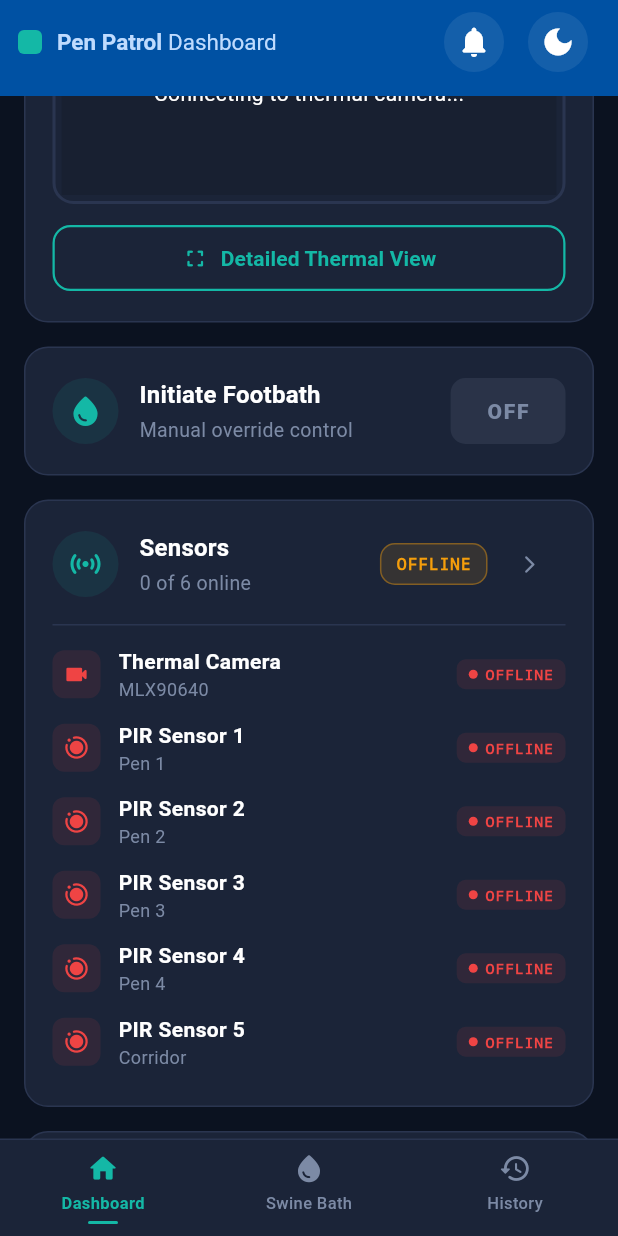
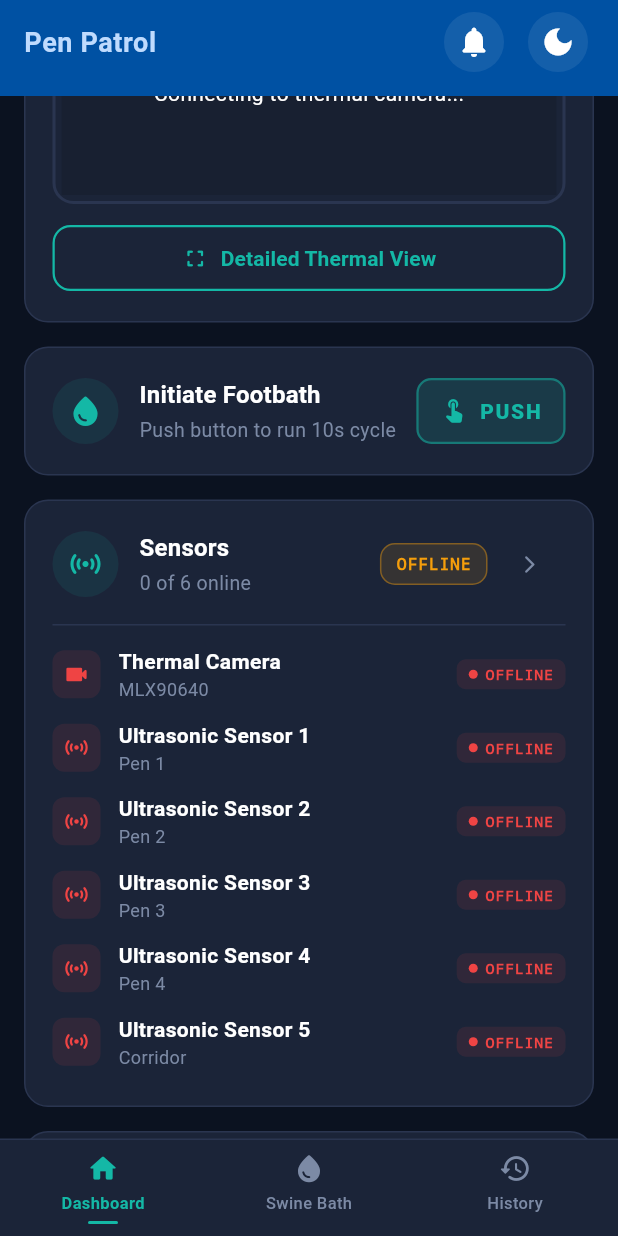
Before and after one commit to samuel-2504/penpatrol, a Flutter app: the screen it shows after launch, scrolled down 576 dp, on a phone screen of 412 x 824 dp. Run offline on Flutter 3.47's test engine with Material 3 defaults, Android fonts, the phone set to English and light mode, and no system bars; our stand-ins replace firebase_core, firebase_database, shared_preferences; accounts and stored records are empty.

Commit message:
Pir to Ultrasonic

```diff
--- a/lib/providers/alerts_provider.dart
+++ b/lib/providers/alerts_provider.dart
@@ -1,4 +1,5 @@
 import 'package:flutter/material.dart';
+import 'package:firebase_core/firebase_core.dart';
 import 'package:firebase_database/firebase_database.dart';
 import '../models/alert.dart';
 
@@ -8,7 +9,11 @@ class AlertsProvider extends ChangeNotifier {
   String? _errorMessage;
 
   // Firebase Realtime Database reference for alerts
-  final DatabaseReference _db = FirebaseDatabase.instance.ref('alerts');
+  final DatabaseReference _db = FirebaseDatabase.instanceFor(
+    app: Firebase.app(),
+    databaseURL:
+        'https://pen-patrol-db-default-rtdb.asia-southeast1.firebasedatabase.app/',
+  ).ref('alerts');
 
   List<Alert> get alerts => List.unmodifiable(_alerts);
   bool get isLoading => _isLoading;
--- a/lib/providers/dashboard_provider.dart
+++ b/lib/providers/dashboard_provider.dart
@@ -1,15 +1,23 @@
 import 'dart:async';
 import 'package:flutter/material.dart';
+import 'package:firebase_core/firebase_core.dart';
 import 'package:firebase_database/firebase_database.dart';
 
 class DashboardProvider extends ChangeNotifier {
-  final DatabaseReference _dbRef = FirebaseDatabase.instance.ref();
+  final DatabaseReference _dbRef = FirebaseDatabase.instanceFor(
+    app: Firebase.app(),
+    databaseURL:
+        'https://pen-patrol-db-default-rtdb.asia-southeast1.firebasedatabase.app/',
+  ).ref();
 
   StreamSubscription<DatabaseEvent>? _thermalSub;
   StreamSubscription<DatabaseEvent>? _tunnelSub;
   StreamSubscription<DatabaseEvent>? _footBathSub;
   StreamSubscription<DatabaseEvent>? _swineBathSub;
   StreamSubscription<DatabaseEvent>? _hardwareSub;
+
+  Timer? _footBathTimer;
+  int footBathRemainingSeconds = 0;
 
   // --- HARDWARE CONNECTION STATUSES ---
   bool pump1PenConn = false;
@@ -19,12 +27,19 @@ class DashboardProvider extends ChangeNotifier {
   bool valve3FBathConn = false;
   bool pump1TunnelConn = false;
 
-  bool pir1Conn = false;
-  bool pir2Conn = false;
-  bool pir3Conn = false;
-  bool pir4Conn = false;
-  bool pir5Conn = false;
+  bool ultrasonic1Conn = false;
+  bool ultrasonic2Conn = false;
+  bool ultrasonic3Conn = false;
+  bool ultrasonic4Conn = false;
+  bool ultrasonic5Conn = false;
   bool mlx90640Conn = false;
+
+  // Backward compatibility getters
+  bool get pir1Conn => ultrasonic1Conn;
+  bool get pir2Conn => ultrasonic2Conn;
+  bool get pir3Conn => ultrasonic3Conn;
+  bool get pir4Conn => ultrasonic4Conn;
+  bool get pir5Conn => ultrasonic5Conn;
 
   // --- OPERATIONAL STATES ---
   bool footBathOn = false;
@@ -52,11 +67,11 @@ class DashboardProvider extends ChangeNotifier {
         valve3FBathConn = (data['valve3_fBath'] as bool?) ?? false;
         pump1TunnelConn = (data['pump1_tunnel'] as bool?) ?? false;
 
-        pir1Conn = (data['pir_1'] as bool?) ?? false;
-        pir2Conn = (data['pir_2'] as bool?) ?? false;
-        pir3Conn = (data['pir_3'] as bool?) ?? false;
-        pir4Conn = (data['pir_4'] as bool?) ?? false;
-        pir5Conn = (data['pir_5'] as bool?) ?? false;
+        ultrasonic1Conn = ((data['ultrasonic_1'] ?? data['pir_1']) as bool?) ?? false;
+        ultrasonic2Conn = ((data['ultrasonic_2'] ?? data['pir_2']) as bool?) ?? false;
+        ultrasonic3Conn = ((data['ultrasonic_3'] ?? data['pir_3']) as bool?) ?? false;
+        ultrasonic4Conn = ((data['ultrasonic_4'] ?? data['pir_4']) as bool?) ?? false;
+        ultrasonic5Conn = ((data['ultrasonic_5'] ?? data['pir_5']) as bool?) ?? false;
         mlx90640Conn = (data['mlx90640'] as bool?) ?? false;
 
         notifyListeners();
@@ -70,8 +85,9 @@ class DashboardProvider extends ChangeNotifier {
         temperature = (data['avg_temp'] as num?)?.toDouble() ?? temperature;
         humidity = (data['humidity'] as num?)?.toDouble() ?? humidity;
 
-        if (data['grid'] is List) {
-          thermalGrid = (data['grid'] as List)
+        final rawGrid = (data['grid'] ?? data['frame']) as List?;
+        if (rawGrid != null) {
+          thermalGrid = rawGrid
               .map((e) => (e as num).toDouble())
               .toList();
         }
@@ -92,7 +108,13 @@ class DashboardProvider extends ChangeNotifier {
     _footBathSub = _dbRef.child('controls/foot_bath').onValue.listen((event) {
       if (event.snapshot.value is Map) {
         final data = Map<String, dynamic>.from(event.snapshot.value as Map);
-        footBathOn = (data['active'] as bool?) ?? false;
+        final bool active = (data['active'] as bool?) ?? false;
+        if (!active && footBathOn && _footBathTimer != null) {
+          _footBathTimer?.cancel();
+          _footBathTimer = null;
+          footBathRemainingSeconds = 0;
+        }
+        footBathOn = active;
         notifyListeners();
       }
     });
@@ -125,20 +147,70 @@ class DashboardProvider extends ChangeNotifier {
   }
 
   String get sensorsStatus {
-    final allConnected = pir1Conn && pir2Conn && pir3Conn && pir4Conn && pir5Conn && mlx90640Conn;
+    final allConnected = ultrasonic1Conn &&
+        ultrasonic2Conn &&
+        ultrasonic3Conn &&
+        ultrasonic4Conn &&
+        ultrasonic5Conn &&
+        mlx90640Conn;
     return allConnected ? 'READY' : 'OFFLINE';
   }
 
   // --- CONTROL COMMANDS SENT TO ARDUINO VIA FIREBASE ---
 
+  Future<void> triggerFootBath({int seconds = 10}) async {
+    _footBathTimer?.cancel();
+    footBathOn = true;
+    footBathRemainingSeconds = seconds;
+    notifyListeners();
+
+    try {
+      await _dbRef.child('controls/foot_bath').set({
+        'active': true,
+        'pump2_tunnel': true,
+        'valve3_fBath': 180, // 180 degrees customized servo
+      });
+    } catch (e) {
+      debugPrint('Error triggering foot bath: $e');
+    }
+
+    _footBathTimer = Timer.periodic(const Duration(seconds: 1), (timer) async {
+      if (footBathRemainingSeconds > 1) {
+        footBathRemainingSeconds--;
+        notifyListeners();
+      } else {
+        timer.cancel();
+        _footBathTimer = null;
+        footBathRemainingSeconds = 0;
+        await stopFootBath();
+      }
+    });
+  }
+
+  Future<void> stopFootBath() async {
+    _footBathTimer?.cancel();
+    _footBathTimer = null;
+    footBathRemainingSeconds = 0;
+    footBathOn = false;
+    notifyListeners();
+
+    try {
+      await _dbRef.child('controls/foot_bath').set({
+        'active': false,
+        'pump2_tunnel': false,
+        'valve3_fBath': 0,
+      });
+    } catch (e) {
+      debugPrint('Error stopping foot bath: $e');
+    }
+  }
+
   Future<void> toggleFootBath(bool v) async {
-    footBathOn = v;
-    notifyListeners();
-    await _dbRef.child('controls/foot_bath').set({
-      'active': v,
-      'pump2_tunnel': v,
-      'valve3_fBath': v ? 180 : 0, // 180 degrees customized servo
-    });
+    if (v) {
+      await triggerFootBath(seconds: 10);
+    } else {
+      await stopFootBath();
+    }
   }
 
   // Trigger 5-Second System Diagnostic Test
@@ -172,6 +244,7 @@ class DashboardProvider extends ChangeNotifier {
 
   @override
   void dispose() {
+    _footBathTimer?.cancel();
     _hardwareSub?.cancel();
     _thermalSub?.cancel();
     _tunnelSub?.cancel();
--- a/lib/providers/history_provider.dart
+++ b/lib/providers/history_provider.dart
@@ -1,10 +1,15 @@
 import 'dart:async';
 import 'package:flutter/material.dart';
+import 'package:firebase_core/firebase_core.dart';
 import 'package:firebase_database/firebase_database.dart';
 import '../models/history_log.dart';
 
 class HistoryProvider extends ChangeNotifier {
-  final DatabaseReference _dbRef = FirebaseDatabase.instance.ref();
+  final DatabaseReference _dbRef = FirebaseDatabase.instanceFor(
+    app: Firebase.app(),
+    databaseURL:
+        'https://pen-patrol-db-default-rtdb.asia-southeast1.firebasedatabase.app/',
+  ).ref();
   StreamSubscription<DatabaseEvent>? _logsSub;
 
   List<HistoryLog> _logs = [];
--- a/lib/providers/schedule_provider.dart
+++ b/lib/providers/schedule_provider.dart
@@ -1,10 +1,15 @@
 import 'dart:async';
 import 'package:flutter/material.dart';
+import 'package:firebase_core/firebase_core.dart';
 import 'package:firebase_database/firebase_database.dart';
 import '../models/schedule.dart';
 
 class ScheduleProvider extends ChangeNotifier {
-  final DatabaseReference _dbRef = FirebaseDatabase.instance.ref();
+  final DatabaseReference _dbRef = FirebaseDatabase.instanceFor(
+    app: Firebase.app(),
+    databaseURL:
+        'https://pen-patrol-db-default-rtdb.asia-southeast1.firebasedatabase.app/',
+  ).ref();
   StreamSubscription<DatabaseEvent>? _scheduleSub;
 
   List<Schedule> _schedules = [];
--- a/lib/screens/dashboard_screen.dart
+++ b/lib/screens/dashboard_screen.dart
@@ -25,11 +25,11 @@ class DashboardScreen extends StatelessWidget {
     final pad = Responsive.pagePadding(context);
     final activeSensors = [
       dash.mlx90640Conn,
-      dash.pir1Conn,
-      dash.pir2Conn,
-      dash.pir3Conn,
-      dash.pir4Conn,
-      dash.pir5Conn,
+      dash.ultrasonic1Conn,
+      dash.ultrasonic2Conn,
+      dash.ultrasonic3Conn,
+      dash.ultrasonic4Conn,
+      dash.ultrasonic5Conn,
     ].where((c) => c).length;
 
     return Scaffold(
@@ -167,8 +167,14 @@ class DashboardScreen extends StatelessWidget {
                               ),
                               const SizedBox(height: 2),
                               Text(
-                                'Manual override control',
-                                style: TextStyle(color: muted, fontSize: 13),
+                                dash.footBathOn
+                                    ? 'Active • ${dash.footBathRemainingSeconds}s remaining'
+                                    : 'Push button to run 10s cycle',
+                                style: TextStyle(
+                                  color: dash.footBathOn ? AppColors.teal : muted,
+                                  fontSize: 13,
+                                  fontWeight: dash.footBathOn ? FontWeight.w600 : FontWeight.normal,
+                                ),
                               ),
                             ],
                           ),
@@ -179,27 +185,46 @@ class DashboardScreen extends StatelessWidget {
                   Builder(builder: (context) {
                     final bool isActive = dash.footBathOn;
 
-                    return ElevatedButton(
+                    return ElevatedButton.icon(
                       style: ElevatedButton.styleFrom(
                         backgroundColor: isActive
                             ? AppColors.teal
-                            : muted.withValues(alpha: 0.15),
-                        foregroundColor: isActive ? Colors.white : muted,
-                        elevation: 0,
+                            : AppColors.teal.withValues(alpha: 0.15),
+                        foregroundColor: isActive ? Colors.white : AppColors.teal,
+                        elevation: isActive ? 2 : 0,
                         padding: const EdgeInsets.symmetric(
-                            horizontal: 24, vertical: 12),
+                            horizontal: 16, vertical: 12),
                         shape: RoundedRectangleBorder(
                           borderRadius: BorderRadius.circular(10),
+                          side: BorderSide(
+                            color: AppColors.teal.withValues(alpha: isActive ? 1.0 : 0.5),
+                            width: 1.5,
+                          ),
                         ),
                       ),
                       onPressed: () {
-                        context.read<DashboardProvider>().toggleFootBath(!isActive);
+                        if (isActive) {
+                          context.read<DashboardProvider>().stopFootBath();
+                        } else {
+                          context.read<DashboardProvider>().triggerFootBath(seconds: 10);
+                        }
                       },
-                      child: Text(
-                        isActive ? 'ON' : 'OFF',
+                      icon: isActive
+                          ? const SizedBox(
+                              width: 14,
+                              height: 14,
+                              child: CircularProgressIndicator(
+                                strokeWidth: 2,
+                                valueColor:
+                                    AlwaysStoppedAnimation<Color>(Colors.white),
+                              ),
+                            )
+                          : const Icon(Icons.touch_app_rounded, size: 18),
+                      label: Text(
+                        isActive ? '${dash.footBathRemainingSeconds}s' : 'PUSH',
                         style: const TextStyle(
                           fontWeight: FontWeight.w800,
-                          letterSpacing: 1.2,
+                          letterSpacing: 1.1,
                         ),
                       ),
                     );
@@ -314,34 +339,34 @@ class DashboardScreen extends StatelessWidget {
                           icon: Icons.videocam_rounded,
                         ),
                         _SensorTile(
-                          title: 'PIR Sensor 1',
+                          title: 'Ultrasonic Sensor 1',
                           subtitle: 'Pen 1',
-                          isConnected: dash.pir1Conn,
-                          icon: Icons.motion_photos_on_rounded,
+                          isConnected: dash.ultrasonic1Conn,
+                          icon: Icons.sensors_rounded,
                         ),
                         _SensorTile(
-                          title: 'PIR Sensor 2',
+                          title: 'Ultrasonic Sensor 2',
                           subtitle: 'Pen 2',
-                          isConnected: dash.pir2Conn,
-                          icon: Icons.motion_photos_on_rounded,
+                          isConnected: dash.ultrasonic2Conn,
+                          icon: Icons.sensors_rounded,
                         ),
                         _SensorTile(
-                          title: 'PIR Sensor 3',
+                          title: 'Ultrasonic Sensor 3',
                           subtitle: 'Pen 3',
-                          isConnected: dash.pir3Conn,
-                          icon: Icons.motion_photos_on_rounded,
+                          isConnected: dash.ultrasonic3Conn,
+                          icon: Icons.sensors_rounded,
                         ),
                         _SensorTile(
-                          title: 'PIR Sensor 4',
+                          title: 'Ultrasonic Sensor 4',
                           subtitle: 'Pen 4',
-                          isConnected: dash.pir4Conn,
-                          icon: Icons.motion_photos_on_rounded,
+                          isConnected: dash.ultrasonic4Conn,
+                          icon: Icons.sensors_rounded,
                         ),
                         _SensorTile(
-                          title: 'PIR Sensor 5',
+                          title: 'Ultrasonic Sensor 5',
                           subtitle: 'Corridor',
-                          isConnected: dash.pir5Conn,
-                          icon: Icons.motion_photos_on_rounded,
+                          isConnected: dash.ultrasonic5Conn,
+                          icon: Icons.sensors_rounded,
                         ),
                       ],
                     )
@@ -359,16 +384,16 @@ class DashboardScreen extends StatelessWidget {
                                 icon: Icons.videocam_rounded,
                               ),
                               _SensorTile(
-                                title: 'PIR Sensor 1',
+                                title: 'Ultrasonic Sensor 1',
                                 subtitle: 'Pen 1',
-                                isConnected: dash.pir1Conn,
-                                icon: Icons.motion_photos_on_rounded,
+                                isConnected: dash.ultrasonic1Conn,
+                                icon: Icons.sensors_rounded,
                               ),
                               _SensorTile(
-                                title: 'PIR Sensor 2',
+                                title: 'Ultrasonic Sensor 2',
                                 subtitle: 'Pen 2',
-                                isConnected: dash.pir2Conn,
-                                icon: Icons.motion_photos_on_rounded,
+                                isConnected: dash.ultrasonic2Conn,
+                                icon: Icons.sensors_rounded,
                               ),
                             ],
                           ),
@@ -378,22 +403,22 @@ class DashboardScreen extends StatelessWidget {
                           child: Column(
                             children: [
                               _SensorTile(
-                                title: 'PIR Sensor 3',
+                                title: 'Ultrasonic Sensor 3',
                                 subtitle: 'Pen 3',
-                                isConnected: dash.pir3Conn,
-                                icon: Icons.motion_photos_on_rounded,
+                                isConnected: dash.ultrasonic3Conn,
+                                icon: Icons.sensors_rounded,
                               ),
                               _SensorTile(
-                                title: 'PIR Sensor 4',
+                                title: 'Ultrasonic Sensor 4',
                                 subtitle: 'Pen 4',
-                                isConnected: dash.pir4Conn,
-                                icon: Icons.motion_photos_on_rounded,
+                                isConnected: dash.ultrasonic4Conn,
+                                icon: Icons.sensors_rounded,
                               ),
                               _SensorTile(
-                                title: 'PIR Sensor 5',
+                                title: 'Ultrasonic Sensor 5',
                                 subtitle: 'Corridor',
-                                isConnected: dash.pir5Conn,
-                                icon: Icons.motion_photos_on_rounded,
+                                isConnected: dash.ultrasonic5Conn,
+                                icon: Icons.sensors_rounded,
                               ),
                             ],
                           ),
@@ -586,11 +611,11 @@ class SensorStatusScreen extends StatelessWidget {
           padding: EdgeInsets.all(pad),
           children: [
             _buildSensorTile(context, 'Thermal Camera (MLX90640)', dash.mlx90640Conn),
-            _buildSensorTile(context, 'PIR Sensor 1 (Pen 1)', dash.pir1Conn),
-            _buildSensorTile(context, 'PIR Sensor 2 (Pen 2)', dash.pir2Conn),
-            _buildSensorTile(context, 'PIR Sensor 3 (Pen 3)', dash.pir3Conn),
-            _buildSensorTile(context, 'PIR Sensor 4 (Pen 4)', dash.pir4Conn),
-            _buildSensorTile(context, 'PIR Sensor 5 (Corridor)', dash.pir5Conn),
+            _buildSensorTile(context, 'Ultrasonic Sensor 1 (Pen 1)', dash.ultrasonic1Conn),
+            _buildSensorTile(context, 'Ultrasonic Sensor 2 (Pen 2)', dash.ultrasonic2Conn),
+            _buildSensorTile(context, 'Ultrasonic Sensor 3 (Pen 3)', dash.ultrasonic3Conn),
+            _buildSensorTile(context, 'Ultrasonic Sensor 4 (Pen 4)', dash.ultrasonic4Conn),
+            _buildSensorTile(context, 'Ultrasonic Sensor 5 (Corridor)', dash.ultrasonic5Conn),
           ],
         ),
       ),
--- a/lib/screens/thermal_view_screen.dart
+++ b/lib/screens/thermal_view_screen.dart
@@ -3,6 +3,7 @@ import 'dart:math';
 import 'dart:ui' as ui;
 import 'dart:typed_data';
 import 'package:flutter/material.dart';
+import 'package:firebase_core/firebase_core.dart';
 import 'package:firebase_database/firebase_database.dart';
 import '../theme/app_theme.dart';
 import '../widgets/title_bar.dart';
@@ -28,8 +29,11 @@ class _ThermalViewScreenState extends State<ThermalViewScreen> {
   }
 
   void _connectToFirebaseStream() {
-    final DatabaseReference ref =
-        FirebaseDatabase.instance.ref('thermal_sensor');
+    final DatabaseReference ref = FirebaseDatabase.instanceFor(
+      app: Firebase.app(),
+      databaseURL:
+          'https://pen-patrol-db-default-rtdb.asia-southeast1.firebasedatabase.app/',
+    ).ref('thermal_sensor');
 
     _thermalSubscription = ref.onValue.listen(
       (DatabaseEvent event) {
@@ -38,10 +42,14 @@ class _ThermalViewScreenState extends State<ThermalViewScreen> {
             final Map<dynamic, dynamic> dataMap =
                 event.snapshot.value as Map<dynamic, dynamic>;
 
-            final List<dynamic> rawFrame = dataMap['frame'] as List<dynamic>;
-            final num timestampRaw = dataMap['timestamp'] as num;
+            final List<dynamic>? rawFrame =
+                (dataMap['frame'] ?? dataMap['grid']) as List<dynamic>?;
+            final num timestampRaw =
+                (dataMap['timestamp'] as num?) ?? DateTime.now().millisecondsSinceEpoch;
 
-            final parsedData = rawFrame.map((e) => (e as num).toDouble()).toList();
+            if (rawFrame != null && rawFrame.isNotEmpty) {
+              final parsedData =
+                  rawFrame.map((e) => (e as num).toDouble()).toList();
 
               final dateTime = DateTime.fromMillisecondsSinceEpoch(
                   timestampRaw.toInt());
@@ -53,6 +61,7 @@ class _ThermalViewScreenState extends State<ThermalViewScreen> {
               });
 
               _generateRawImage(parsedData);
+            }
           } catch (e) {
             debugPrint('Error parsing thermal data: $e');
           }
--- a/lib/widgets/title_bar.dart
+++ b/lib/widgets/title_bar.dart
@@ -8,13 +8,13 @@ import '../screens/alerts_screen.dart';
 /// Custom app bar used on every non-splash screen.
 /// Background is a constant deep blue regardless of theme.
 class TitleBar extends StatelessWidget implements PreferredSizeWidget {
-  final String screenName;
+  final String? screenName;
   final Widget? leading;
   final bool showNotifications;
 
   const TitleBar({
     super.key,
-    required this.screenName,
+    this.screenName,
     this.leading,
     this.showNotifications = true,
   });
@@ -31,44 +31,21 @@ class TitleBar extends StatelessWidget implements PreferredSizeWidget {
       backgroundColor: AppColors.titleBarBlue,
       elevation: 0,
       automaticallyImplyLeading: false,
-      titleSpacing: 12,
+      titleSpacing: 16,
       leadingWidth: leading == null ? 0 : null,
       leading: leading,
-      title: Row(
-        children: [
-          Container(
-            width: 16,
-            height: 16,
-            decoration: BoxDecoration(
-              color: AppColors.teal,
-              borderRadius: BorderRadius.circular(4),
-            ),
-          ),
-          const SizedBox(width: 10),
-          Flexible(
-            child: RichText(
-              overflow: TextOverflow.ellipsis,
-              text: TextSpan(
-                style: const TextStyle(
-                  fontSize: 15,
-                  fontWeight: FontWeight.w600,
-                  color: AppColors.lightBlueText,
-                ),
-                children: [
-                  const TextSpan(text: 'Pen Patrol '),
-                  TextSpan(
-                    text: screenName,
-                    style: const TextStyle(fontWeight: FontWeight.w400),
-                  ),
-                ],
-              ),
-            ),
-          ),
-        ],
+      title: const Text(
+        'Pen Patrol',
+        style: TextStyle(
+          fontSize: 18,
+          fontWeight: FontWeight.w700,
+          color: AppColors.lightBlueText,
+          letterSpacing: 0.4,
+        ),
       ),
       actions: [
         // --- NOTIFICATION BELL ---
-        if (showNotifications && screenName.toLowerCase() != 'alerts') ...[
+        if (showNotifications && screenName?.toLowerCase() != 'alerts') ...[
           Stack(
             alignment: Alignment.center,
             children: [
```
Lines whose indentation alone changed are shown as unchanged.
